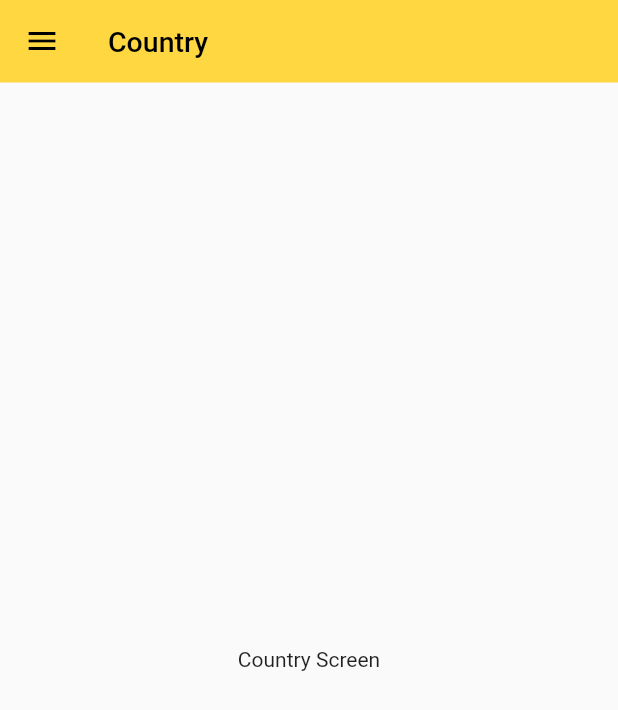
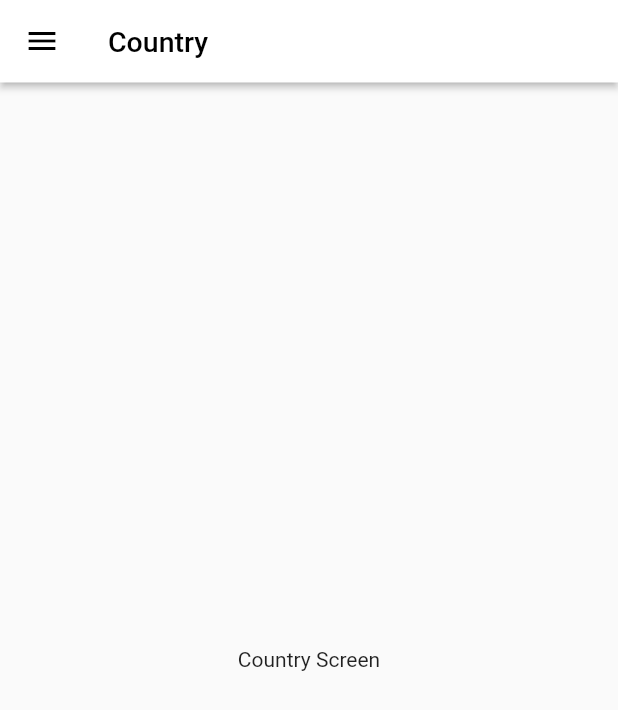
Before and after one commit to kbdsi/kbds_admin_flutter, a Flutter app: the screen it shows after launch, on a phone screen of 412 x 824 dp. Shown: the top 710 px of the screen. Run offline on Flutter 3.47's test engine with Material 2 defaults, Android fonts, the phone set to English and light mode, and no system bars.

Commit message:
Update custom_appbar styling

```diff
--- a/lib/widgets/custom_appbar.dart
+++ b/lib/widgets/custom_appbar.dart
@@ -11,8 +11,9 @@ class CustomAppBar extends StatelessWidget with PreferredSizeWidget {
   @override
   Widget build(BuildContext context) {
     return AppBar(
-      elevation: 0,
-      backgroundColor: Colors.amberAccent,
+      iconTheme: IconThemeData(color: Colors.black),
+      elevation: 2,
+      backgroundColor: Colors.white,
       title: Text(
         title,
         style: TextStyle(
```
